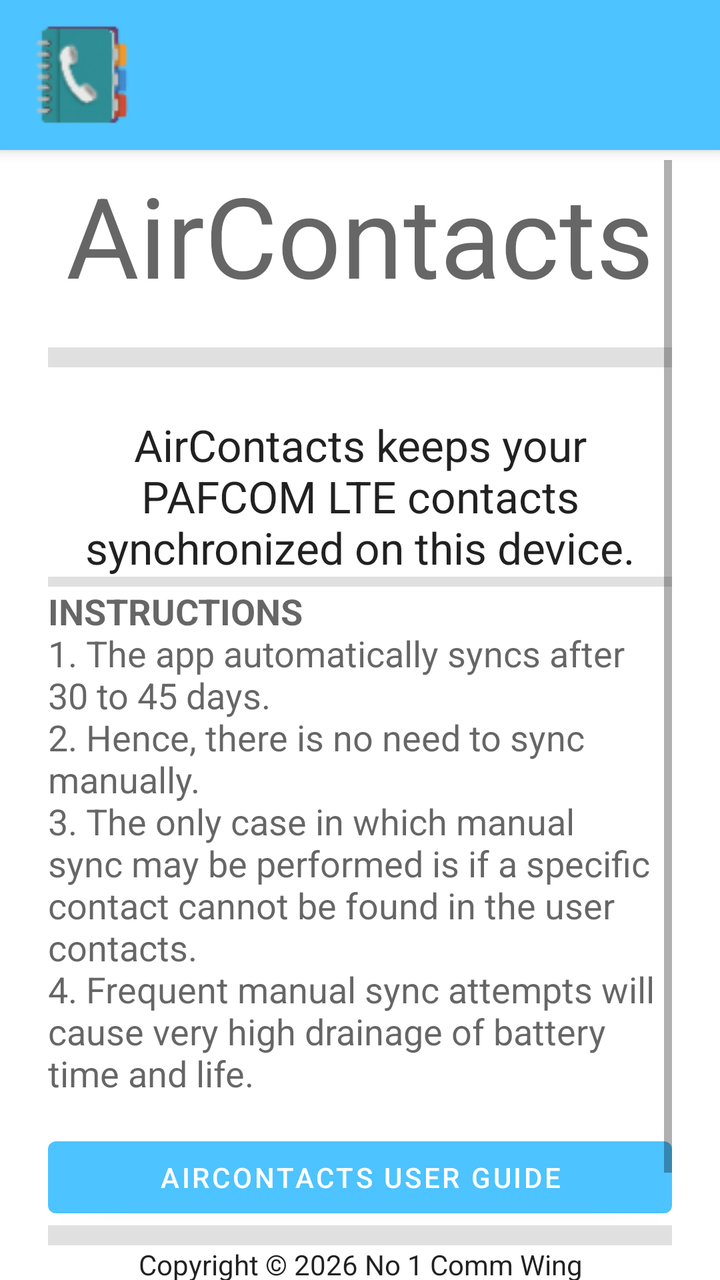
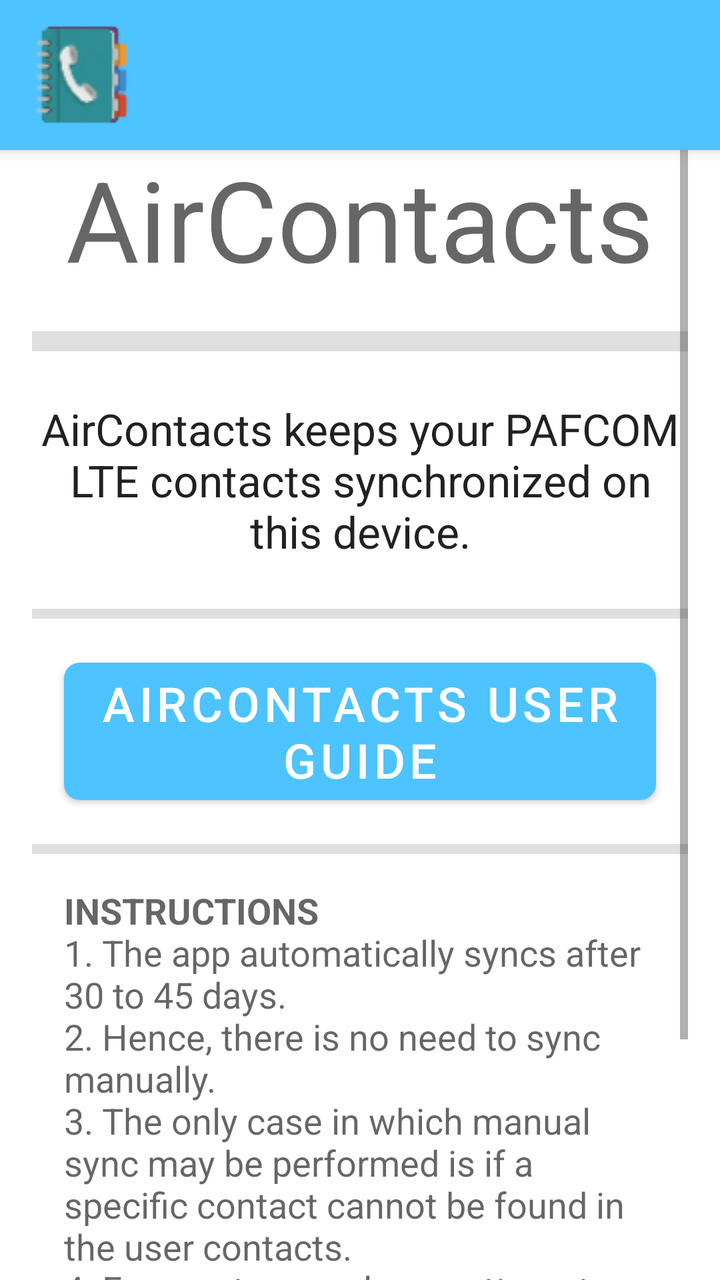

Screens rendered from an Android XML layout before and after an edit, with the pre-edit source and the edit as a unified diff.
<!-- AndroidManifest.xml: application theme Theme.AliPafContacts -->
<!-- res/layout/activity_app_info.xml -->
<?xml version="1.0" encoding="utf-8"?>
<androidx.coordinatorlayout.widget.CoordinatorLayout xmlns:android="http://schemas.android.com/apk/res/android"
    android:layout_width="match_parent"
    android:layout_height="match_parent"
    xmlns:app="http://schemas.android.com/apk/res-auto">

    <com.google.android.material.appbar.AppBarLayout
        android:layout_width="match_parent"
        android:layout_height="wrap_content">

        <androidx.appcompat.widget.Toolbar
            android:id="@+id/toolbar"
            android:layout_width="match_parent"
            android:layout_height="75dp"
            android:title="@string/app_info_title"
            app:logo="@drawable/address_book_3_50dp"
            app:logoDescription="aircontactsLogo" />
    </com.google.android.material.appbar.AppBarLayout>

    <ScrollView
        android:layout_width="match_parent"
        android:layout_height="match_parent"
        android:fillViewport="true"
        android:padding="24dp"
        android:clipToPadding="false"
        android:layout_marginTop="?attr/actionBarSize">

        <LinearLayout
            android:layout_width="match_parent"
            android:layout_height="wrap_content"
            android:orientation="vertical">

            <TextView
                android:layout_width="wrap_content"
                android:layout_height="wrap_content"
                android:layout_gravity="center"
                android:text="@string/app_name"
                android:textAppearance="@style/TextAppearance.AppCompat.Display3" />

            <TextView
                android:id="@+id/tv_version"
                android:layout_width="wrap_content"
                android:layout_height="wrap_content"
                android:layout_gravity="center"
                android:textAppearance="@style/TextAppearance.AppCompat.Body1" />

            <View
                android:id="@+id/divider"
                android:layout_width="match_parent"
                android:layout_height="10dp"
                android:background="?android:attr/listDivider" />

            <TextView
                android:layout_width="match_parent"
                android:layout_height="wrap_content"
                android:layout_marginTop="24dp"
                android:text="@string/app_info_description"
                android:textAlignment="center"
                android:textAppearance="@style/TextAppearance.AppCompat.Large" />

            <View
                android:id="@+id/divider2"
                android:layout_width="match_parent"
                android:layout_height="5dp"
                android:background="?android:attr/listDivider" />

            <TextView
                android:id="@+id/textView3"
                android:layout_width="match_parent"
                android:layout_height="wrap_content"
                android:text="@string/app_info_instructions"
                android:textAppearance="@style/TextAppearance.AppCompat.Medium" />

            <com.google.android.material.button.MaterialButton
                android:id="@+id/btn_user_guide"
                android:layout_width="match_parent"
                android:layout_height="wrap_content"
                android:layout_marginTop="16dp"
                android:text="@string/app_info_user_guide" />

            <View
                android:id="@+id/divider3"
                android:layout_width="match_parent"
                android:layout_height="10dp"
                android:background="?android:attr/listDivider" />

            <TextView
                android:id="@+id/textView2"
                android:layout_width="match_parent"
                android:layout_height="wrap_content"
                android:layout_gravity="center"
                android:layout_marginBottom="0dp"
                android:text="@string/app_info_copyright"
                android:textAlignment="center"
                android:textAppearance="@style/TextAppearance.AppCompat.Body1" />

        </LinearLayout>
    </ScrollView>
</androidx.coordinatorlayout.widget.CoordinatorLayout>
<!-- resources referenced by this layout -->
<resources>
  <!-- drawable address_book_3_50dp: png bitmap (drawable, 5362 bytes) -->
  <string name="app_info_copyright">Copyright © 2026 No 1 Comm Wing\nmuhammmadali\nAll Rights Reserved</string>
  <string name="app_info_description">AirContacts keeps your PAFCOM LTE contacts synchronized on this device.</string>
  <string name="app_info_instructions"><b>INSTRUCTIONS</b>\n1. The app automatically syncs after 30 to 45 days. \n2. Hence, there is no need to sync manually.\n3. The only case in which manual sync may be performed is if a specific contact cannot be found in the user contacts. \n4. Frequent manual sync attempts will cause very high drainage of battery time and life.</string>
  <string name="app_info_title">App info</string>
  <string name="app_info_user_guide">AirContacts User Guide</string>
  <string name="app_name">AirContacts</string>
  <style name="Theme.AliPafContacts" parent="Theme.MaterialComponents.DayNight.NoActionBar">
          <item name="colorPrimary">@color/nextcloud_blue</item>
          <item name="colorPrimaryVariant">@color/nextcloud_blue_dark</item>
          <item name="colorOnPrimary">@android:color/white</item>
      </style>
  <color name="nextcloud_blue">#4dc3ff</color>
  <color name="nextcloud_blue_dark">#0099e6</color>
</resources>

<!-- the commit's change to res/layout/activity_app_info.xml (unified diff, before → after) -->
@@ -20,10 +20,10 @@
     <ScrollView
         android:layout_width="match_parent"
         android:layout_height="match_parent"
+        android:layout_marginTop="?attr/actionBarSize"
+        android:clipToPadding="false"
         android:fillViewport="true"
-        android:padding="24dp"
-        android:clipToPadding="false"
-        android:layout_marginTop="?attr/actionBarSize">
+        android:padding="16dp">
 
         <LinearLayout
             android:layout_width="match_parent"
@@ -54,9 +54,29 @@
                 android:layout_width="match_parent"
                 android:layout_height="wrap_content"
                 android:layout_marginTop="24dp"
+                android:layout_marginBottom="24dp"
                 android:text="@string/app_info_description"
                 android:textAlignment="center"
                 android:textAppearance="@style/TextAppearance.AppCompat.Large" />
+
+            <View
+                android:id="@+id/divider4"
+                android:layout_width="match_parent"
+                android:layout_height="5dp"
+                android:background="?android:attr/listDivider" />
+
+            <com.google.android.material.button.MaterialButton
+                android:id="@+id/btn_user_guide"
+                android:layout_width="match_parent"
+                android:layout_height="wrap_content"
+                android:layout_marginStart="16dp"
+                android:layout_marginTop="16dp"
+                android:layout_marginEnd="16dp"
+                android:layout_marginBottom="16dp"
+                android:text="@string/app_info_user_guide"
+                android:textSize="24sp"
+                app:cornerRadius="8dp"
+                app:elevation="4dp" />
 
             <View
                 android:id="@+id/divider2"
@@ -68,15 +88,9 @@
                 android:id="@+id/textView3"
                 android:layout_width="match_parent"
                 android:layout_height="wrap_content"
+                android:padding="16dp"
                 android:text="@string/app_info_instructions"
                 android:textAppearance="@style/TextAppearance.AppCompat.Medium" />
-
-            <com.google.android.material.button.MaterialButton
-                android:id="@+id/btn_user_guide"
-                android:layout_width="match_parent"
-                android:layout_height="wrap_content"
-                android:layout_marginTop="16dp"
-                android:text="@string/app_info_user_guide" />
 
             <View
                 android:id="@+id/divider3"
